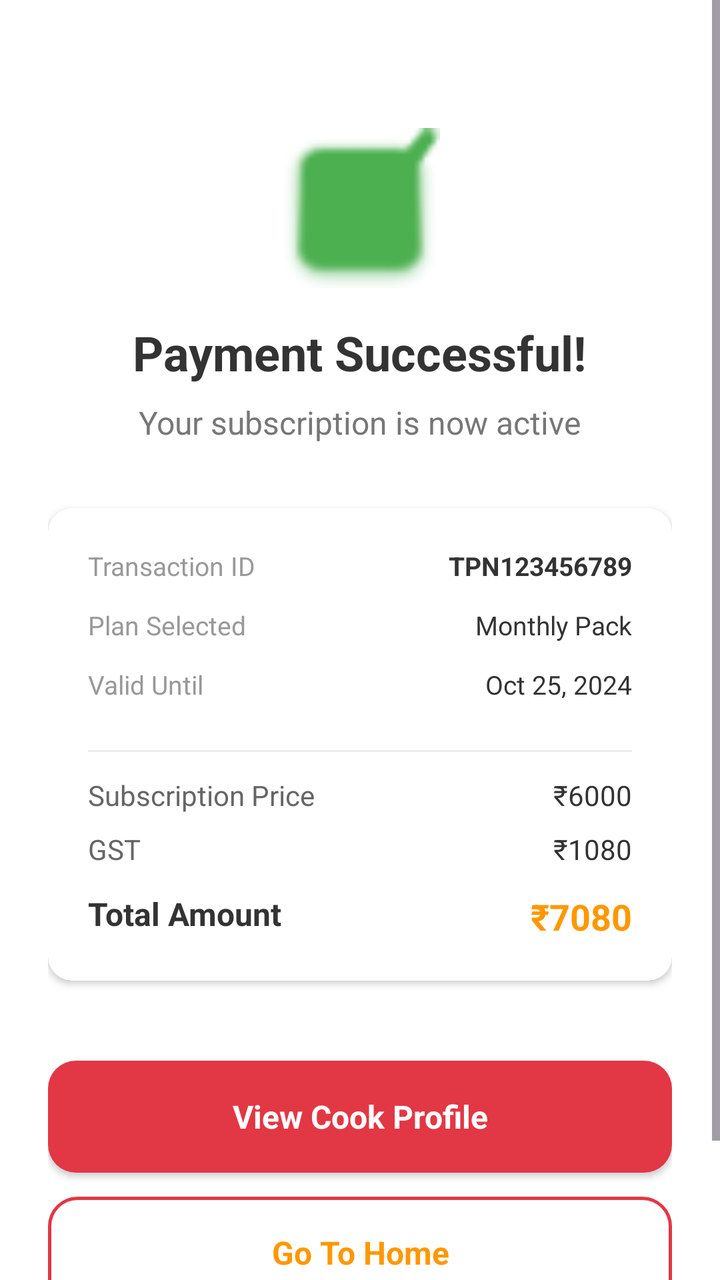
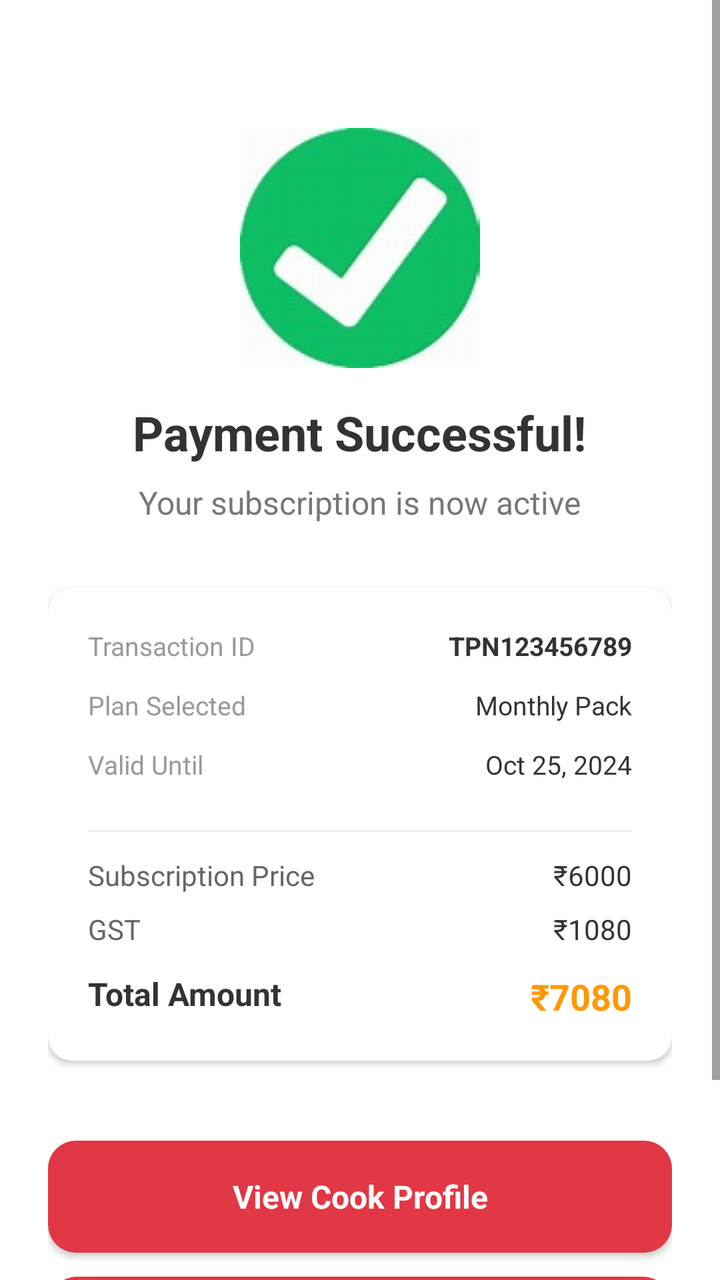

Two renders of the same Android screen: before a commit and after it. Below are the layout's source before the change and the commit's diff.
<!-- AndroidManifest.xml: application theme Theme.HomeCook -->
<!-- res/layout/activity_subscription_payment_success.xml -->
<?xml version="1.0" encoding="utf-8"?>
<ScrollView xmlns:android="http://schemas.android.com/apk/res/android"
    xmlns:app="http://schemas.android.com/apk/res-auto"
    android:layout_width="match_parent"
    android:layout_height="match_parent"
    android:background="#FFFFFF">

    <LinearLayout
        android:layout_width="match_parent"
        android:layout_height="wrap_content"
        android:gravity="center_horizontal"
        android:orientation="vertical"
        android:padding="24dp">

        <ImageView
            android:layout_width="80dp"
            android:layout_height="80dp"
            android:layout_marginTop="40dp"
            android:src="@android:drawable/checkbox_on_background"
            app:tint="#4CAF50" />

        <TextView
            android:layout_width="wrap_content"
            android:layout_height="wrap_content"
            android:layout_marginTop="16dp"
            android:text="Payment Successful!"
            android:textColor="#333333"
            android:textSize="24sp"
            android:textStyle="bold" />

        <TextView
            android:layout_width="wrap_content"
            android:layout_height="wrap_content"
            android:layout_marginTop="8dp"
            android:text="Your subscription is now active"
            android:textColor="#777777"
            android:textSize="16sp" />

        <androidx.cardview.widget.CardView
            android:layout_width="match_parent"
            android:layout_height="wrap_content"
            android:layout_marginTop="32dp"
            app:cardCornerRadius="12dp"
            app:cardElevation="2dp">

            <LinearLayout
                android:layout_width="match_parent"
                android:layout_height="wrap_content"
                android:orientation="vertical"
                android:padding="20dp">

                <RelativeLayout
                    android:layout_width="match_parent"
                    android:layout_height="wrap_content"
                    android:layout_marginBottom="12dp">
                    <TextView
                        android:layout_width="wrap_content"
                        android:layout_height="wrap_content"
                        android:text="Transaction ID"
                        android:textColor="#999999"
                        android:textSize="13sp" />
                    <TextView
                        android:id="@+id/tvSuccessTransactionId"
                        android:layout_width="wrap_content"
                        android:layout_height="wrap_content"
                        android:layout_alignParentEnd="true"
                        android:text="TPN123456789"
                        android:textColor="#333333"
                        android:textSize="13sp"
                        android:textStyle="bold" />
                </RelativeLayout>

                <RelativeLayout
                    android:layout_width="match_parent"
                    android:layout_height="wrap_content"
                    android:layout_marginBottom="12dp">
                    <TextView
                        android:layout_width="wrap_content"
                        android:layout_height="wrap_content"
                        android:text="Plan Selected"
                        android:textColor="#999999"
                        android:textSize="13sp" />
                    <TextView
                        android:id="@+id/tvSuccessPlanName"
                        android:layout_width="wrap_content"
                        android:layout_height="wrap_content"
                        android:layout_alignParentEnd="true"
                        android:text="Monthly Pack"
                        android:textColor="#333333"
                        android:textSize="13sp" />
                </RelativeLayout>

                <RelativeLayout
                    android:layout_width="match_parent"
                    android:layout_height="wrap_content"
                    android:layout_marginBottom="12dp">
                    <TextView
                        android:layout_width="wrap_content"
                        android:layout_height="wrap_content"
                        android:text="Valid Until"
                        android:textColor="#999999"
                        android:textSize="13sp" />
                    <TextView
                        android:id="@+id/tvSuccessValidUntil"
                        android:layout_width="wrap_content"
                        android:layout_height="wrap_content"
                        android:layout_alignParentEnd="true"
                        android:text="Oct 25, 2024"
                        android:textColor="#333333"
                        android:textSize="13sp" />
                </RelativeLayout>

                <View
                    android:layout_width="match_parent"
                    android:layout_height="1dp"
                    android:layout_marginVertical="12dp"
                    android:background="#EEEEEE" />

                <RelativeLayout
                    android:layout_width="match_parent"
                    android:layout_height="wrap_content"
                    android:layout_marginBottom="8dp">
                    <TextView
                        android:layout_width="wrap_content"
                        android:layout_height="wrap_content"
                        android:text="Subscription Price"
                        android:textColor="#666666" />
                    <TextView
                        android:id="@+id/tvSuccessPrice"
                        android:layout_width="wrap_content"
                        android:layout_height="wrap_content"
                        android:layout_alignParentEnd="true"
                        android:text="₹6000"
                        android:textColor="#333333" />
                </RelativeLayout>

                <RelativeLayout
                    android:layout_width="match_parent"
                    android:layout_height="wrap_content"
                    android:layout_marginBottom="8dp">
                    <TextView
                        android:layout_width="wrap_content"
                        android:layout_height="wrap_content"
                        android:text="GST"
                        android:textColor="#666666" />
                    <TextView
                        android:id="@+id/tvSuccessGST"
                        android:layout_width="wrap_content"
                        android:layout_height="wrap_content"
                        android:layout_alignParentEnd="true"
                        android:text="₹1080"
                        android:textColor="#333333" />
                </RelativeLayout>

                <RelativeLayout
                    android:layout_width="match_parent"
                    android:layout_height="wrap_content"
                    android:layout_marginTop="4dp">
                    <TextView
                        android:layout_width="wrap_content"
                        android:layout_height="wrap_content"
                        android:text="Total Amount"
                        android:textColor="#333333"
                        android:textSize="16sp"
                        android:textStyle="bold" />
                    <TextView
                        android:id="@+id/tvSuccessTotalAmount"
                        android:layout_width="wrap_content"
                        android:layout_height="wrap_content"
                        android:layout_alignParentEnd="true"
                        android:text="₹7080"
                        android:textColor="#FF9800"
                        android:textSize="18sp"
                        android:textStyle="bold" />
                </RelativeLayout>

            </LinearLayout>
        </androidx.cardview.widget.CardView>

        <Button
            android:id="@+id/btnViewCookProfile"
            android:layout_width="match_parent"
            android:layout_height="56dp"
            android:layout_marginTop="40dp"
            android:background="@drawable/btn_rounded"
            android:text="View Cook Profile"
            android:textAllCaps="false"
            android:textColor="#FFFFFF"
            android:textSize="16sp"
            android:textStyle="bold" />

        <Button
            android:id="@+id/btnGoToHome"
            android:layout_width="match_parent"
            android:layout_height="56dp"
            android:layout_marginTop="12dp"
            android:layout_marginBottom="40dp"
            android:background="@drawable/bg_button_outline"
            android:text="Go To Home"
            android:textAllCaps="false"
            android:textColor="#FF9800"
            android:textSize="16sp"
            android:textStyle="bold" />

    </LinearLayout>
</ScrollView>
<!-- resources referenced by this layout -->
<resources>
  <!-- drawable bg_button_outline (drawable) -->
  <?xml version="1.0" encoding="utf-8"?>
  <ripple xmlns:android="http://schemas.android.com/apk/res/android"
      android:color="@color/ripple">
      <item>
          <shape android:shape="rectangle">
              <solid android:color="@android:color/transparent" />
              <stroke android:width="1.5dp" android:color="@color/primary" />
              <corners android:radius="14dp" />
          </shape>
      </item>
  </ripple>
  <!-- drawable btn_rounded (drawable) -->
  <?xml version="1.0" encoding="utf-8"?>
  <ripple xmlns:android="http://schemas.android.com/apk/res/android"
      android:color="@color/ripple">
      <item>
          <shape android:shape="rectangle">
              <solid android:color="@color/primary" />
              <corners android:radius="14dp" />
          </shape>
      </item>
  </ripple>
  <style name="Theme.HomeCook" parent="Base.Theme.HomeCook" />
  <color name="ripple">#14000000</color>
  <color name="primary">#E23744</color>
  <style name="Base.Theme.HomeCook" parent="Theme.Material3.Light.NoActionBar">
          <item name="colorPrimary">@color/primary</item>
          <item name="colorPrimaryContainer">@color/primary_light</item>
          <item name="colorOnPrimary">@color/text_on_primary</item>
          <item name="colorSecondary">@color/accent</item>
          <item name="colorSurface">@color/surface</item>
          <item name="colorOnSurface">@color/text_primary</item>
          <item name="android:colorBackground">@color/background</item>
          <item name="android:statusBarColor">@android:color/transparent</item>
          <item name="android:windowLightStatusBar">true</item>
          <item name="android:fontFamily">sans-serif</item>
      </style>
  <color name="primary_light">#FF6F61</color>
  <color name="text_on_primary">#FFFFFF</color>
  <color name="accent">#FF9800</color>
  <color name="surface">#FFFFFF</color>
  <color name="text_primary">#1C1B1F</color>
  <color name="background">#F7F7F8</color>
</resources>

<!-- the commit's change to res/layout/activity_subscription_payment_success.xml (unified diff, before → after) -->
@@ -13,11 +13,11 @@
         android:padding="24dp">
 
         <ImageView
-            android:layout_width="80dp"
-            android:layout_height="80dp"
+            android:layout_width="120dp"
+            android:layout_height="120dp"
             android:layout_marginTop="40dp"
-            android:src="@android:drawable/checkbox_on_background"
-            app:tint="#4CAF50" />
+            android:src="@drawable/payment_successful"
+            android:scaleType="centerCrop" />
 
         <TextView
             android:layout_width="wrap_content"
<!-- resource entries referenced after the edit -->
@@ -23,6 +23,7 @@
           </shape>
       </item>
   </ripple>
+  <!-- drawable payment_successful: jpeg bitmap (drawable, 5737 bytes) -->
   <style name="Theme.HomeCook" parent="Base.Theme.HomeCook" />
   <color name="ripple">#14000000</color>
   <color name="primary">#E23744</color>
